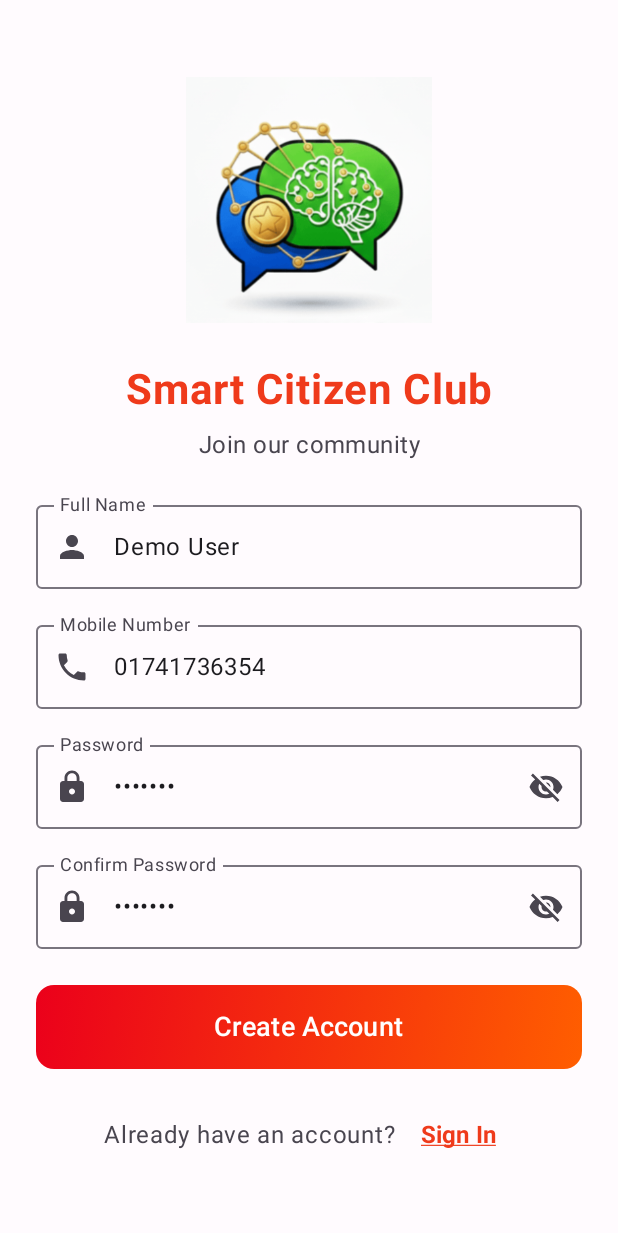
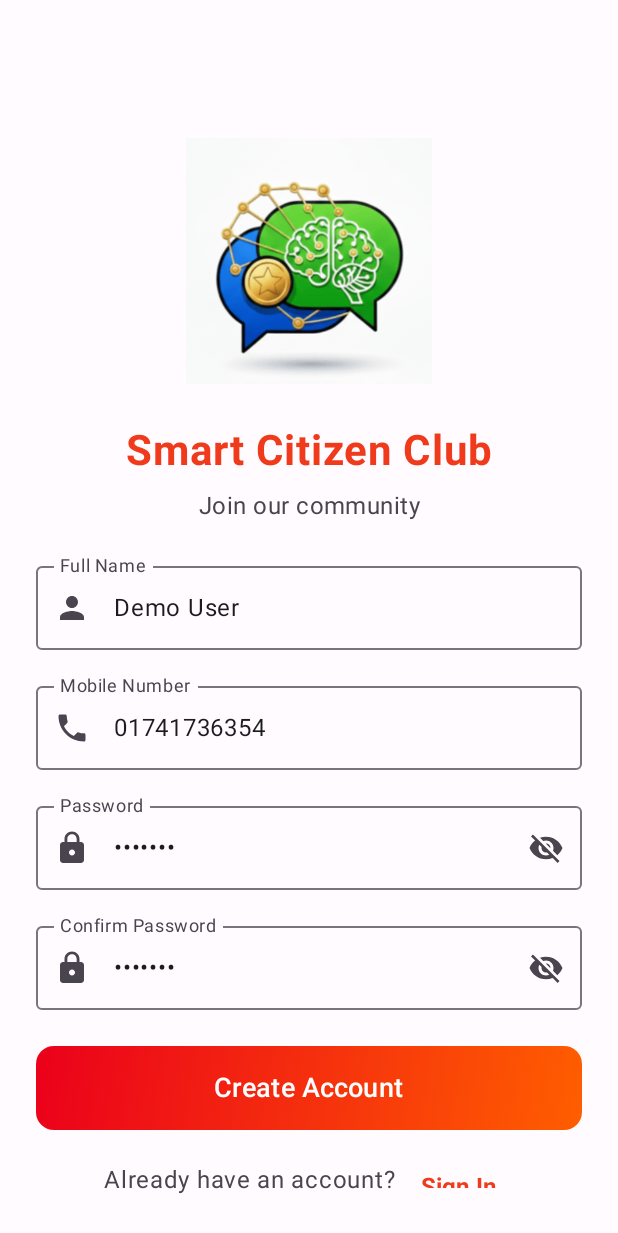
Before and after one commit to abbas6404/smart_citizen_club, an Android app built with Jetpack Compose: the SignupScreen screen opened through its navigation route, on a phone screen of 412 x 824 dp. Shown: the top 1233 px of the screen. Run offline under Robolectric (Android 15) with nearby library versions, the light colour scheme and no system bars.

Commit message:
login registration complete

```diff
--- a/app/src/main/java/com/example/smartcitizenclub/presentation/feature/auth/ui/LoginScreen.kt
+++ b/app/src/main/java/com/example/smartcitizenclub/presentation/feature/auth/ui/LoginScreen.kt
@@ -3,8 +3,10 @@ package com.example.smartcitizenclub.presentation.feature.auth.ui
 import androidx.compose.foundation.background
 import androidx.compose.foundation.Image
 import androidx.compose.foundation.layout.*
+import androidx.compose.foundation.rememberScrollState
 import androidx.compose.foundation.shape.RoundedCornerShape
 import androidx.compose.foundation.text.KeyboardOptions
+import androidx.compose.foundation.verticalScroll
 import androidx.compose.material.icons.Icons
 import androidx.compose.material.icons.filled.Email
 import androidx.compose.material.icons.filled.Lock
@@ -18,8 +20,14 @@ import com.example.smartcitizenclub.presentation.theme.OrangeGradient
 import androidx.compose.runtime.*
 import androidx.compose.ui.Alignment
 import androidx.compose.ui.Modifier
+import androidx.compose.ui.platform.LocalSoftwareKeyboardController
+import androidx.compose.ui.platform.LocalDensity
 import androidx.compose.ui.res.painterResource
 import androidx.compose.ui.text.font.FontWeight
+import androidx.compose.foundation.layout.imePadding
+import androidx.compose.foundation.layout.navigationBarsPadding
+import androidx.compose.foundation.interaction.MutableInteractionSource
+import androidx.compose.foundation.interaction.collectIsFocusedAsState
 import androidx.compose.ui.text.input.KeyboardType
 import androidx.compose.ui.text.input.PasswordVisualTransformation
 import androidx.compose.ui.text.input.VisualTransformation
@@ -45,6 +53,17 @@ fun LoginScreen(
 
     val isLoading by authViewModel.isLoading.collectAsState()
     val errorMessage by authViewModel.errorMessage.collectAsState()
+    val keyboardController = LocalSoftwareKeyboardController.current
+    val scrollState = rememberScrollState()
+
+    // Focus tracking for keyboard detection
+    val mobileInteractionSource = remember { MutableInteractionSource() }
+    val passwordInteractionSource = remember { MutableInteractionSource() }
+    val isMobileFocused by mobileInteractionSource.collectIsFocusedAsState()
+    val isPasswordFocused by passwordInteractionSource.collectIsFocusedAsState()
+
+    // Determine if keyboard is open (when any field is focused)
+    val isKeyboardOpen = isMobileFocused || isPasswordFocused
 
     // Set default credentials
     LaunchedEffect(Unit) {
@@ -67,10 +86,23 @@ fun LoginScreen(
         Column(
             modifier = Modifier
                 .fillMaxSize()
-                .padding(20.dp),
+                .let { modifier ->
+                    if (isKeyboardOpen) {
+                        modifier.verticalScroll(scrollState)
+                    } else {
+                        modifier
+                    }
+                }
+                .padding(20.dp)
+                .imePadding(), // Add padding for keyboard
             horizontalAlignment = Alignment.CenterHorizontally,
-            verticalArrangement = Arrangement.Center
+            verticalArrangement = if (isKeyboardOpen) Arrangement.Top else Arrangement.Center
         ) {
+            // Dynamic spacing based on keyboard state
+            Spacer(modifier = Modifier.height(if (isKeyboardOpen) 20.dp else 60.dp))
+
+            // App Logo and Title - Only show when keyboard is closed
+            if (!isKeyboardOpen) {
                 // App Logo - Clean display with perfect spacing
                 Image(
                     painter = painterResource(id = R.drawable.smart_citizen_logo),
@@ -102,6 +134,19 @@ fun LoginScreen(
                 )
 
                 Spacer(modifier = Modifier.height(25.dp))
+            } else {
+                // When keyboard is open, show a smaller title
+                Text(
+                    text = "Smart Citizen Club",
+                    fontSize = 24.sp,
+                    fontWeight = FontWeight.Bold,
+                    color = MaterialTheme.colorScheme.primary,
+                    textAlign = TextAlign.Center,
+                    letterSpacing = 0.5.sp
+                )
+
+                Spacer(modifier = Modifier.height(16.dp))
+            }
 
             // Login Form Card
             Card(
@@ -147,6 +192,7 @@ fun LoginScreen(
                             keyboardType = KeyboardType.Phone
                         ),
                         modifier = Modifier.fillMaxWidth(),
+                        interactionSource = mobileInteractionSource,
                         singleLine = true,
                         enabled = !isLoading,
                         placeholder = { Text("01XXXXXXXXX (11 digits)") },
@@ -190,6 +236,7 @@ fun LoginScreen(
                         visualTransformation = if (passwordVisible) VisualTransformation.None else PasswordVisualTransformation(),
                         keyboardOptions = KeyboardOptions(keyboardType = KeyboardType.Password),
                         modifier = Modifier.fillMaxWidth(),
+                        interactionSource = passwordInteractionSource,
                         singleLine = true,
                         enabled = !isLoading,
                         placeholder = { Text("Enter your password") },
@@ -235,6 +282,7 @@ fun LoginScreen(
                     ) {
                         Button(
                             onClick = {
+                                keyboardController?.hide() // Hide keyboard when login is clicked
                                 authViewModel.clearError()
                                 authViewModel.login(mobileNumber, password)
                             },
@@ -264,7 +312,7 @@ fun LoginScreen(
                 }
             }
 
-            Spacer(modifier = Modifier.height(32.dp))
+            Spacer(modifier = Modifier.height(if (isKeyboardOpen) 50.dp else 20.dp))
 
             // Sign Up Link
             Column(
@@ -274,10 +322,14 @@ fun LoginScreen(
                 Text(
                     text = "Not registered yet?",
                     color = MaterialTheme.colorScheme.onSurfaceVariant,
-                    fontSize = 14.sp
+                    fontSize = 16.sp,
+                    fontWeight = FontWeight.Medium
                 )
                 TextButton(
-                    onClick = onNavigateToSignup,
+                    onClick = {
+                        keyboardController?.hide() // Hide keyboard when navigating
+                        onNavigateToSignup()
+                    },
                     enabled = !isLoading,
                     modifier = Modifier.padding(vertical = 8.dp)
                 ) {
@@ -285,11 +337,14 @@ fun LoginScreen(
                         text = "Open New Account",
                         color = MaterialTheme.colorScheme.primary,
                         fontWeight = FontWeight.Bold,
-                        fontSize = 16.sp,
+                        fontSize = 18.sp,
                         textDecoration = androidx.compose.ui.text.style.TextDecoration.Underline
                     )
                 }
             }
+
+            // Dynamic bottom spacing based on keyboard state
+            Spacer(modifier = Modifier.height(if (isKeyboardOpen) 10.dp else 20.dp))
         }
     }
 }
--- a/app/src/main/java/com/example/smartcitizenclub/presentation/feature/auth/ui/SignupScreen.kt
+++ b/app/src/main/java/com/example/smartcitizenclub/presentation/feature/auth/ui/SignupScreen.kt
@@ -3,8 +3,10 @@ package com.example.smartcitizenclub.presentation.feature.auth.ui
 import androidx.compose.foundation.layout.*
 import androidx.compose.foundation.Image
 import androidx.compose.foundation.background
+import androidx.compose.foundation.rememberScrollState
 import androidx.compose.foundation.shape.RoundedCornerShape
 import androidx.compose.foundation.text.KeyboardOptions
+import androidx.compose.foundation.verticalScroll
 import androidx.compose.material.icons.Icons
 import androidx.compose.material.icons.filled.Email
 import androidx.compose.material.icons.filled.Lock
@@ -17,8 +19,12 @@ import com.example.smartcitizenclub.presentation.theme.OrangeGradient
 import androidx.compose.runtime.*
 import androidx.compose.ui.Alignment
 import androidx.compose.ui.Modifier
+import androidx.compose.ui.platform.LocalSoftwareKeyboardController
 import androidx.compose.ui.res.painterResource
 import androidx.compose.ui.text.font.FontWeight
+import androidx.compose.foundation.layout.imePadding
+import androidx.compose.foundation.interaction.MutableInteractionSource
+import androidx.compose.foundation.interaction.collectIsFocusedAsState
 import androidx.compose.ui.text.input.KeyboardType
 import androidx.compose.ui.text.input.PasswordVisualTransformation
 import androidx.compose.ui.text.input.VisualTransformation
@@ -47,6 +53,22 @@ fun SignupScreen(
 
     val isLoading by authViewModel.isLoading.collectAsState()
     val errorMessage by authViewModel.errorMessage.collectAsState()
+    val keyboardController = LocalSoftwareKeyboardController.current
+    val scrollState = rememberScrollState()
+
+    // Focus tracking for keyboard detection
+    val nameInteractionSource = remember { MutableInteractionSource() }
+    val mobileInteractionSource = remember { MutableInteractionSource() }
+    val passwordInteractionSource = remember { MutableInteractionSource() }
+    val confirmPasswordInteractionSource = remember { MutableInteractionSource() }
+
+    val isNameFocused by nameInteractionSource.collectIsFocusedAsState()
+    val isMobileFocused by mobileInteractionSource.collectIsFocusedAsState()
+    val isPasswordFocused by passwordInteractionSource.collectIsFocusedAsState()
+    val isConfirmPasswordFocused by confirmPasswordInteractionSource.collectIsFocusedAsState()
+
+    // Determine if keyboard is open (when any field is focused)
+    val isKeyboardOpen = isNameFocused || isMobileFocused || isPasswordFocused || isConfirmPasswordFocused
 
     // Handle authentication state changes
     LaunchedEffect(authViewModel.authState) {
@@ -60,10 +82,23 @@ fun SignupScreen(
     Column(
         modifier = Modifier
             .fillMaxSize()
-            .padding(24.dp),
+            .let { modifier ->
+                if (isKeyboardOpen) {
+                    modifier.verticalScroll(scrollState)
+                } else {
+                    modifier
+                }
+            }
+            .padding(24.dp)
+            .imePadding(), // Add padding for keyboard
         horizontalAlignment = Alignment.CenterHorizontally,
-        verticalArrangement = Arrangement.Center
+        verticalArrangement = if (isKeyboardOpen) Arrangement.Top else Arrangement.Center
     ) {
+        // Dynamic spacing based on keyboard state
+        Spacer(modifier = Modifier.height(if (isKeyboardOpen) 20.dp else 60.dp))
+
+        // App Logo and Title - Only show when keyboard is closed
+        if (!isKeyboardOpen) {
             // App Logo - Clean display with perfect spacing
             Image(
                 painter = painterResource(id = R.drawable.smart_citizen_logo),
@@ -96,6 +131,19 @@ fun SignupScreen(
             )
 
             Spacer(modifier = Modifier.height(20.dp))
+        } else {
+            // When keyboard is open, show a smaller title
+            Text(
+                text = "Smart Citizen Club",
+                fontSize = 24.sp,
+                fontWeight = FontWeight.Bold,
+                color = MaterialTheme.colorScheme.primary,
+                textAlign = TextAlign.Center,
+                letterSpacing = 0.5.sp
+            )
+
+            Spacer(modifier = Modifier.height(16.dp))
+        }
 
         // Name Field
         OutlinedTextField(
@@ -107,6 +155,7 @@ fun SignupScreen(
             },
             keyboardOptions = KeyboardOptions(keyboardType = KeyboardType.Text),
             modifier = Modifier.fillMaxWidth(),
+            interactionSource = nameInteractionSource,
             singleLine = true,
             enabled = !isLoading
         )
@@ -128,6 +177,7 @@ fun SignupScreen(
             },
             keyboardOptions = KeyboardOptions(keyboardType = KeyboardType.Phone),
             modifier = Modifier.fillMaxWidth(),
+            interactionSource = mobileInteractionSource,
             singleLine = true,
             enabled = !isLoading,
             placeholder = { Text("01XXXXXXXXX (11 digits)") }
@@ -154,6 +204,7 @@ fun SignupScreen(
             visualTransformation = if (passwordVisible) VisualTransformation.None else PasswordVisualTransformation(),
             keyboardOptions = KeyboardOptions(keyboardType = KeyboardType.Password),
             modifier = Modifier.fillMaxWidth(),
+            interactionSource = passwordInteractionSource,
             singleLine = true,
             enabled = !isLoading
         )
@@ -179,6 +230,7 @@ fun SignupScreen(
             visualTransformation = if (confirmPasswordVisible) VisualTransformation.None else PasswordVisualTransformation(),
             keyboardOptions = KeyboardOptions(keyboardType = KeyboardType.Password),
             modifier = Modifier.fillMaxWidth(),
+            interactionSource = confirmPasswordInteractionSource,
             singleLine = true,
             enabled = !isLoading,
             isError = confirmPassword.isNotEmpty() && password != confirmPassword,
@@ -219,6 +271,7 @@ fun SignupScreen(
         ) {
             Button(
                 onClick = {
+                    keyboardController?.hide() // Hide keyboard when signup is clicked
                     authViewModel.clearError()
                     if (password == confirmPassword) {
                         authViewModel.signup(mobileNumber, password, name)
@@ -264,7 +317,10 @@ fun SignupScreen(
                 color = MaterialTheme.colorScheme.onSurfaceVariant
             )
             TextButton(
-                onClick = onNavigateToLogin,
+                onClick = {
+                    keyboardController?.hide() // Hide keyboard when navigating
+                    onNavigateToLogin()
+                },
                 enabled = !isLoading
             ) {
                 Text(
@@ -276,6 +332,9 @@ fun SignupScreen(
                 )
             }
         }
+
+        // Dynamic bottom spacing based on keyboard state
+        Spacer(modifier = Modifier.height(if (isKeyboardOpen) 10.dp else 0.dp))
     }
 }
 
```
Lines whose indentation alone changed are shown as unchanged.
